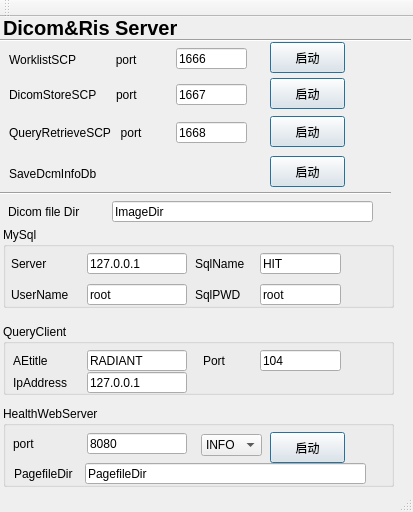
Qt form Tools/HServerManageUI/mainwindow.ui (zyq1569/HealthApp) before a commit.
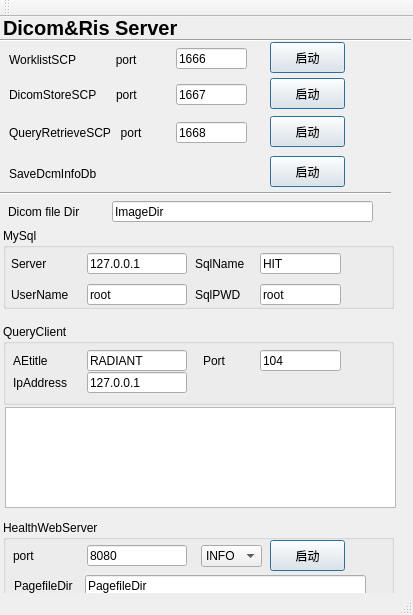
The same form after that commit.

What changed in the file:
```diff
--- a/Tools/HServerManageUI/mainwindow.ui
+++ b/Tools/HServerManageUI/mainwindow.ui
@@ -7,7 +7,7 @@
     <x>0</x>
     <y>0</y>
     <width>413</width>
-    <height>512</height>
+    <height>615</height>
    </rect>
   </property>
   <property name="windowTitle">
@@ -543,7 +543,7 @@
     <property name="geometry">
      <rect>
       <x>13</x>
-      <y>417</y>
+      <y>529</y>
       <width>71</width>
       <height>20</height>
      </rect>
@@ -559,7 +559,7 @@
     <property name="geometry">
      <rect>
       <x>87</x>
-      <y>416</y>
+      <y>528</y>
       <width>100</width>
       <height>21</height>
      </rect>
@@ -578,7 +578,7 @@
     <property name="geometry">
      <rect>
       <x>270</x>
-      <y>415</y>
+      <y>523</y>
       <width>75</width>
       <height>31</height>
      </rect>
@@ -619,7 +619,7 @@
     <property name="geometry">
      <rect>
       <x>14</x>
-      <y>447</y>
+      <y>559</y>
       <width>81</width>
       <height>20</height>
      </rect>
@@ -635,7 +635,7 @@
     <property name="geometry">
      <rect>
       <x>85</x>
-      <y>446</y>
+      <y>558</y>
       <width>281</width>
       <height>21</height>
      </rect>
@@ -656,7 +656,7 @@
       <x>3</x>
       <y>307</y>
       <width>391</width>
-      <height>71</height>
+      <height>81</height>
      </rect>
     </property>
     <property name="locale">
@@ -670,7 +670,7 @@
     <property name="geometry">
      <rect>
       <x>3</x>
-      <y>389</y>
+      <y>503</y>
       <width>391</width>
       <height>81</height>
      </rect>
@@ -685,7 +685,7 @@
      <property name="geometry">
       <rect>
        <x>198</x>
-       <y>28</y>
+       <y>25</y>
        <width>61</width>
        <height>22</height>
       </rect>
@@ -727,7 +727,7 @@
     <property name="geometry">
      <rect>
       <x>3</x>
-      <y>210</y>
+      <y>211</y>
       <width>391</width>
       <height>81</height>
      </rect>
@@ -758,6 +758,16 @@
      <enum>Qt::Horizontal</enum>
     </property>
    </widget>
+   <widget class="QTableView" name="query_clientinfo">
+    <property name="geometry">
+     <rect>
+      <x>5</x>
+      <y>390</y>
+      <width>391</width>
+      <height>101</height>
+     </rect>
+    </property>
+   </widget>
    <zorder>groupBox_2</zorder>
    <zorder>groupBox_3</zorder>
    <zorder>groupBox</zorder>
```
Left out of the diff: 1 changed line with no effect on the pictures.
